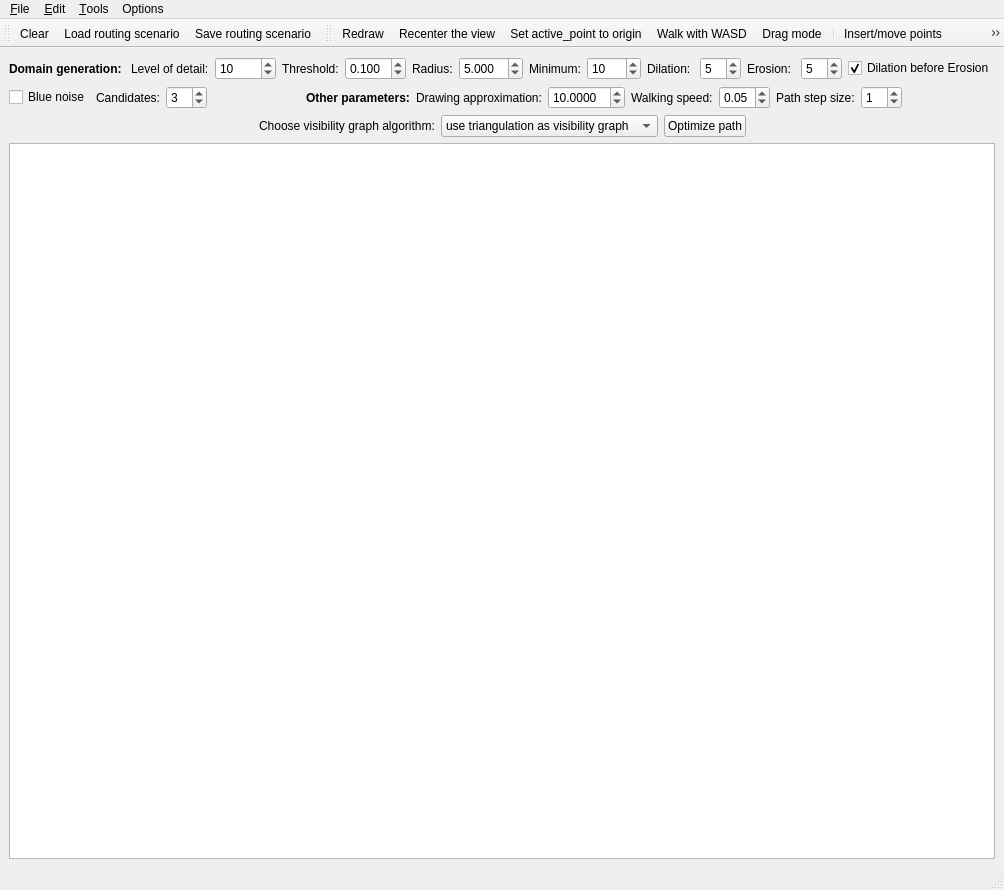
Babayayaga/Routing_on_the_hyperbolic_plane, file Main.ui: the form before one commit.
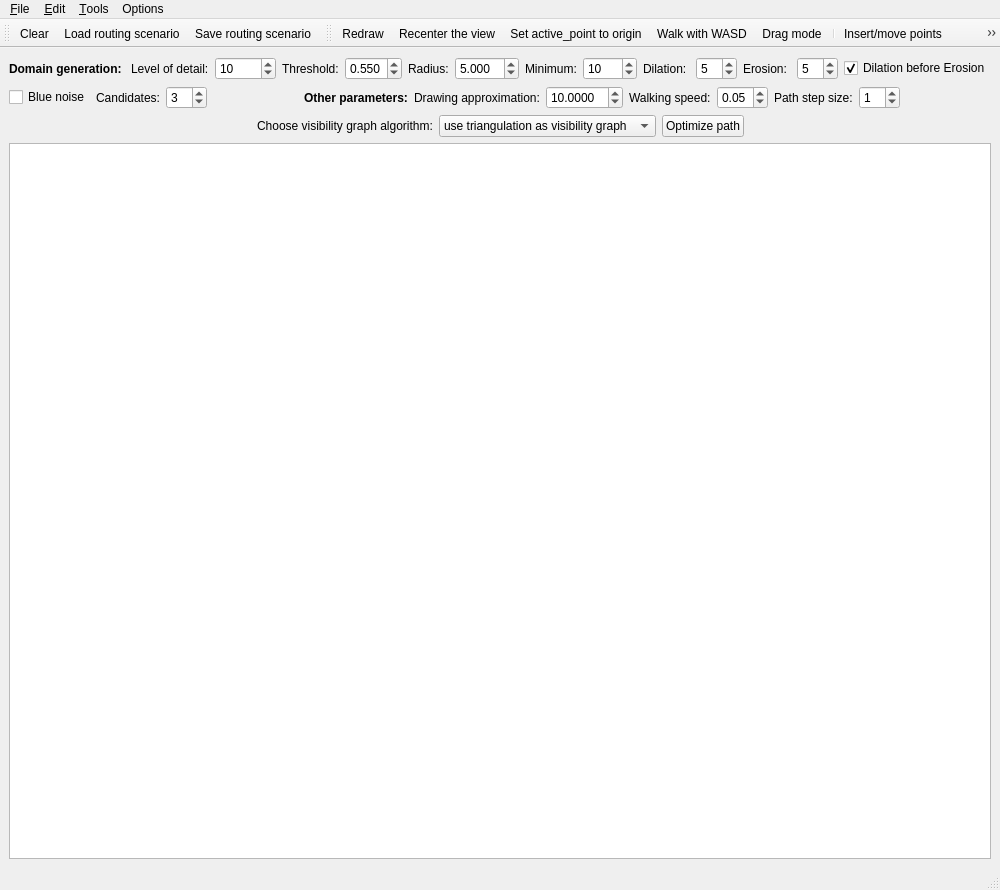
The form after the commit. Icons and pictures are not drawn.

What changed in the file:
```diff
--- a/Main.ui
+++ b/Main.ui
@@ -92,7 +92,7 @@
          <number>3</number>
         </property>
         <property name="minimum">
-         <double>-3.000000000000000</double>
+         <double>0.000000000000000</double>
         </property>
         <property name="maximum">
          <double>3.000000000000000</double>
@@ -101,7 +101,7 @@
          <double>0.010000000000000</double>
         </property>
         <property name="value">
-         <double>0.100000000000000</double>
+         <double>0.550000000000000</double>
         </property>
        </widget>
       </item>
@@ -124,7 +124,7 @@
          <double>1.000000000000000</double>
         </property>
         <property name="maximum">
-         <double>20.000000000000000</double>
+         <double>40.000000000000000</double>
         </property>
         <property name="singleStep">
          <double>0.100000000000000</double>
```
